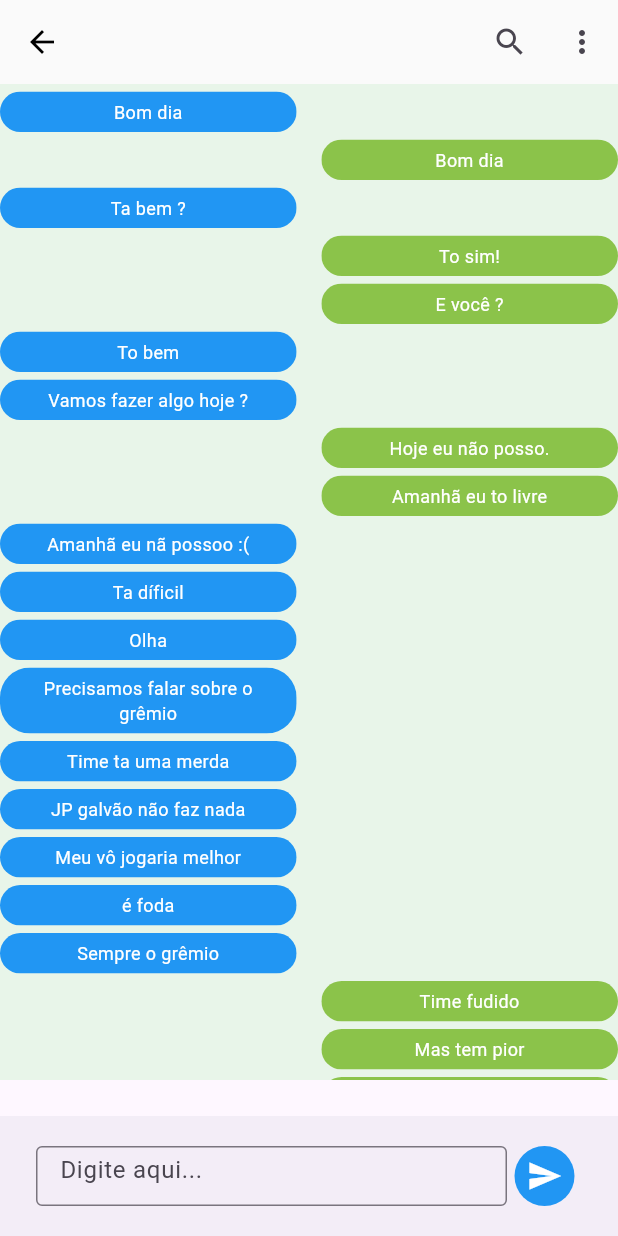
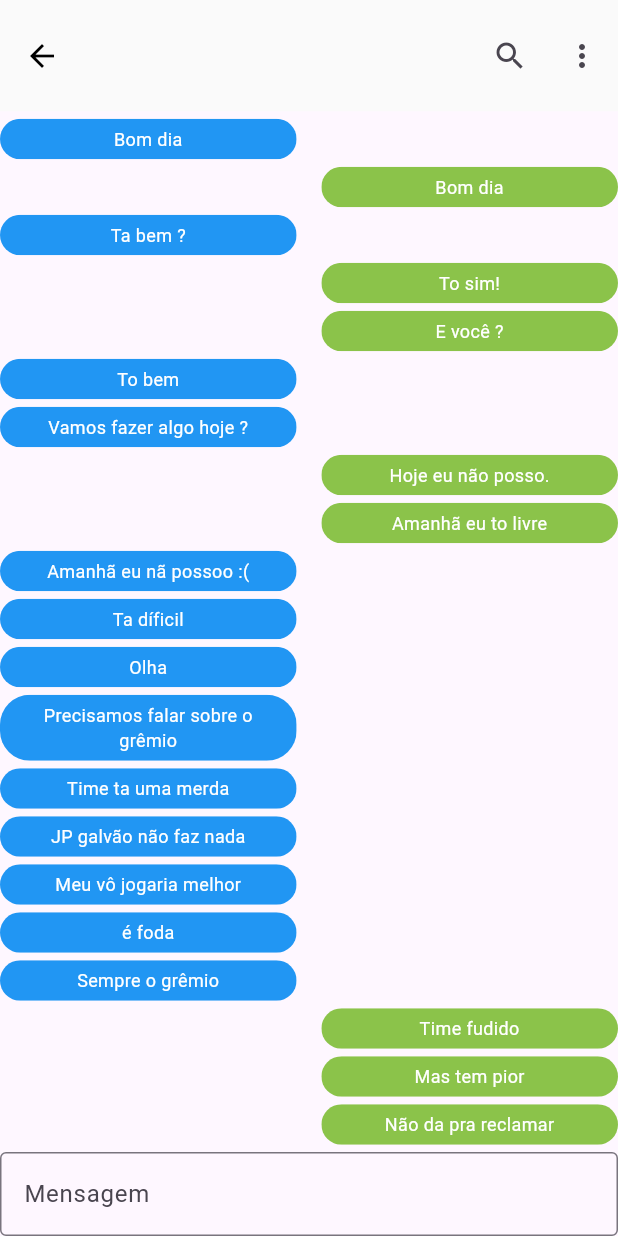
Before and after one commit to Kev1nLopes/Granly-Mobile, a Flutter app: the ChatPage screen opened by its route, on a phone screen of 412 x 824 dp. Run offline on Flutter 3.47's test engine with Material 3 defaults, Android fonts, the phone set to English and light mode, and no system bars; our stand-ins replace socket_io_client; network calls fail.

Commit message:
Ajustes na tela

```diff
--- a/lib/pages/chat_page.dart
+++ b/lib/pages/chat_page.dart
@@ -1,5 +1,8 @@
+import 'package:flutter/cupertino.dart';
 import 'package:flutter/material.dart';
 import 'package:flutter/widgets.dart';
+import 'package:socket_io_client/socket_io_client.dart' as IO;
+
 
 class Mensagem{
   final int authorId;
@@ -52,21 +55,35 @@ class ChatPageState extends State<ChatPage> {
 
   ];
 
-  void newMessage() {
-    setState(() {
-      messages.add(Mensagem(authorId: 2, message: _controller.text));
-      _controller.clear();
-    });
-  }
 
   @override
   Widget build(BuildContext context) {
     // TODO: implement build
 
+    IO.Socket socket = IO.io('ws://localhost:3000');
+
+    socket.onConnect((_) {
+      print('connect');
+      socket.emit('msg', 'test');
+    });
+
+    socket.on('msg', (data) => print(data));
+    socket.on('cara', (data) => print(data));
+
+    void newMessage(){
+      setState(() {
+        socket.emit('teste', _controller.text);
+        messages.add(Mensagem(authorId: 2, message: _controller.text));
+        _controller.clear();
+      });
+
+    }
+
     final String? receiver = ModalRoute.of(context)?.settings.arguments as String?;
 
     return Scaffold(
         appBar: AppBar(
+          toolbarHeight: MediaQuery.of(context).size.height * 0.09,
           leading: IconButton(
             icon: const Icon(
               Icons.arrow_back,
@@ -83,44 +100,29 @@ class ChatPageState extends State<ChatPage> {
           ],
           backgroundColor: Colors.grey[50],
         ),
-        body: Container(
-          height: MediaQuery.of(context).size.height - 160,
-          width: MediaQuery.of(context).size.width,
-          color: Colors.green[50],
-          child:  ListView(
-            children: messages.map((msg) =>
-                Message(mensagem: msg, sizeFont: 12, AuthUserId: 1,)).toList(),
+        body: Column(
+          children: [
+            Expanded(
+              child:  ListView.builder(
+                itemCount: messages.length,
+                itemBuilder: (BuildContext context, int index){
+                  final msg = messages[index];
+
+                  return Message(mensagem: msg, sizeFont: 12, AuthUserId: 1, isLastMessage: messages.length - 1 == index);
+                },
               ),
             ),
-        bottomNavigationBar: BottomAppBar(
-          child: Padding(
-            padding: const EdgeInsets.all(8.0),
-            child: Row(
-              children: <Widget>[
-                Expanded(
+            Container(
              child: TextField(
-                    controller: _controller,
-                    decoration: const InputDecoration(
-                      hintText: 'Digite aqui...',
-                      border: OutlineInputBorder(),
+               decoration: InputDecoration(
+                 labelText: 'Mensagem',
+                 border: OutlineInputBorder()
                ),
              ),
-                ),
-                GestureDetector(
-                  onTap: newMessage,
-                 child: Container(
-                  width: 50,
-                  height: 50,
-                  decoration: const BoxDecoration(
-                    shape: BoxShape.circle,
-                    color: Colors.blue
-                  ),
-                  child: IconButton(icon: const Icon(Icons.send), onPressed: newMessage, style: ButtonStyle(iconColor: MaterialStateProperty.all<Color>(Colors.white)),)),
             )
           ],
         ),
-          ),
-        ));
+    );
   }
 }
 
@@ -129,7 +131,8 @@ class Message extends StatelessWidget {
   final int AuthUserId;
   final double sizeFont;
   final Key? key;
-  const Message({Key? this.key, required this.mensagem, required this.sizeFont, required this.AuthUserId});
+  final bool isLastMessage;
+  const Message({Key? this.key, required this.mensagem, required this.sizeFont, required this.AuthUserId, required this.isLastMessage});
 
   @override
   Widget build(BuildContext context) {
@@ -143,6 +146,7 @@ class Message extends StatelessWidget {
           alignment: AuthUserId == mensagem.authorId ? Alignment.topLeft : Alignment.topRight,
           child: Container(
           width: MediaQuery.of(context).size.width * 0.48,
+          margin: EdgeInsets.only(bottom: isLastMessage ? 10 : 0),
           child:  ClipRRect(
               borderRadius: BorderRadius.circular(20),
               child: Container(
--- a/lib/pages/messages_page.dart
+++ b/lib/pages/messages_page.dart
@@ -7,26 +7,16 @@ import 'package:socket_io_client/socket_io_client.dart' as IO;
 
 class MessagesPage extends StatelessWidget{
   MessagesPage({super.key});
-
-
-
-
-
-
   var users = ['Kevin', 'Breno', 'Teste', 'Ana', 'Paula', 'Marina', 'Carla', 'Julia', 'Bianca', 'Beatriz', 'Carla', 'Julia', 'Bianca', 'Beatriz'];
 
 
   @override
   Widget build(BuildContext context){
 
-    final socket = IO.io('http://localhost:3000', <String, dynamic>{
-      'transports': ['websocket'],
-    });
 
-    socket.onConnect((_) {
-      print('connect');
-      socket.emit('msg', 'test');
-    });
+
+
+
 
     return Scaffold(
       appBar: AppBar(
--- a/pubspec.yaml
+++ b/pubspec.yaml
@@ -29,6 +29,7 @@ environment:
 # versions available, run `flutter pub outdated`.
 dependencies:
   socket_io_client: ^2.0.3+1
+  http: ^1.2.1
   flutter:
     sdk: flutter
 
```
Also changed, not shown: pubspec.lock. Lines whose indentation alone changed are shown as unchanged.
